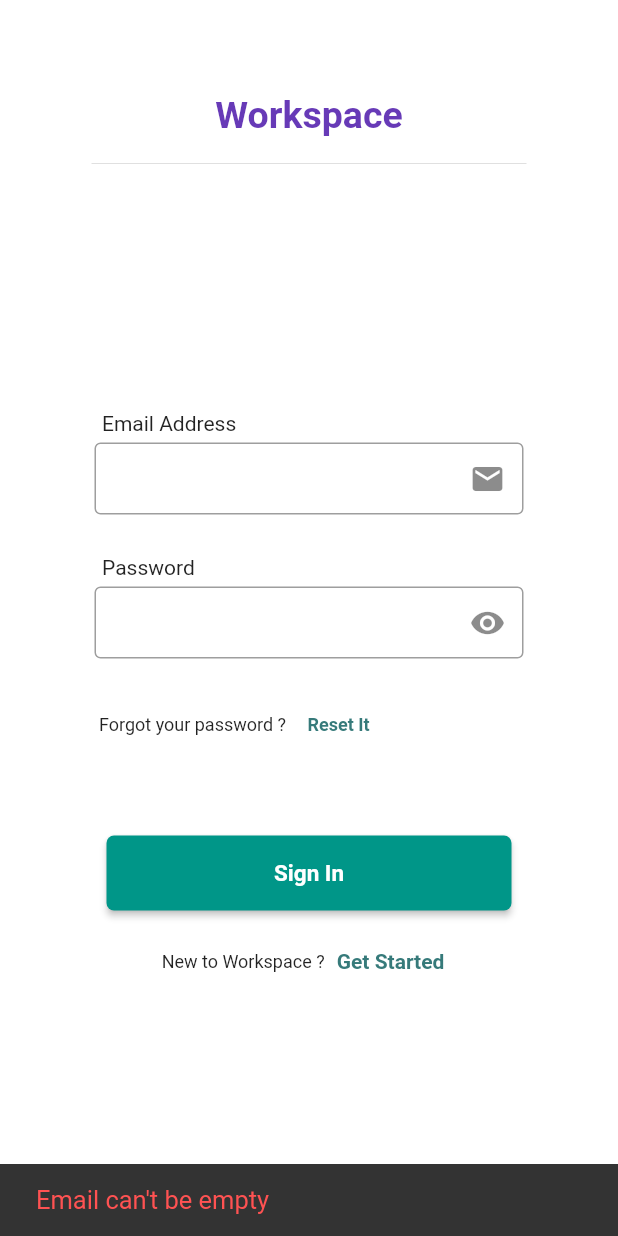
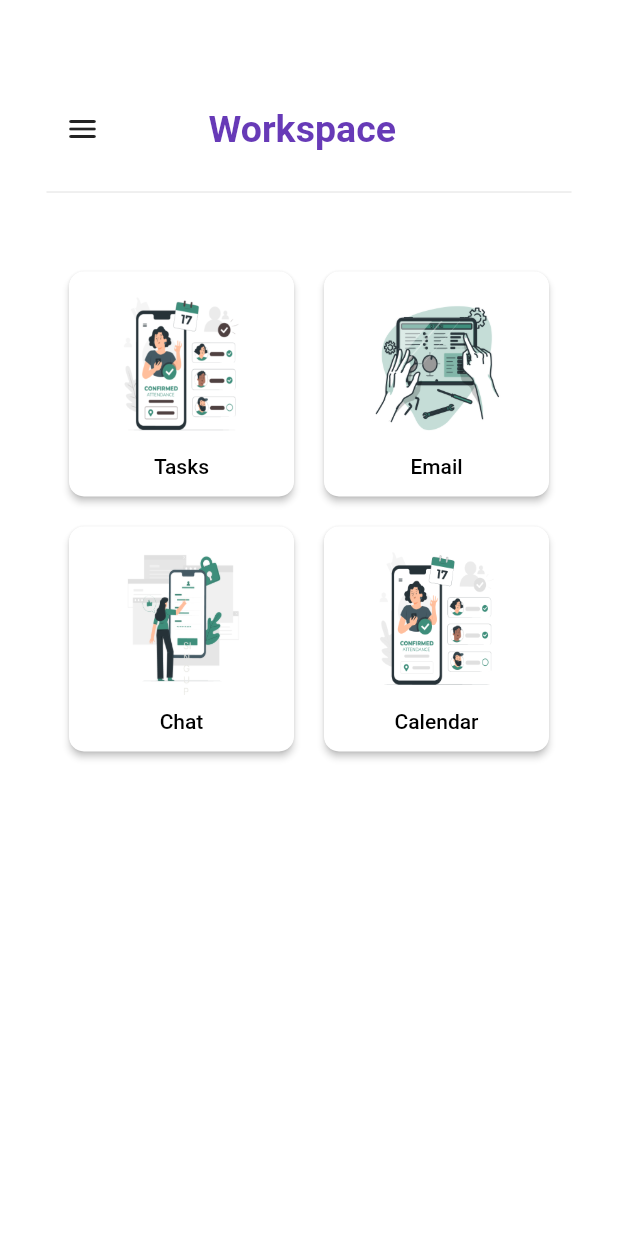
Before and after one commit to CBS-Developments/Task-Mobile, a Flutter app: the screen it shows after launch, after a tap on "Sign In", on a phone screen of 412 x 824 dp. Run offline on Flutter 3.47's test engine with Material 2 defaults, Android fonts, the light colour scheme and no system bars; our stand-ins replace shared_preferences.

Commit message:
User dash UI done

```diff
--- /dev/null
+++ b/task_mobile/lib/dashboards/dashUser.dart
@@ -0,0 +1,148 @@
+import 'package:flutter/material.dart';
+import 'package:task_mobile/dashboards/dashadmin.dart';
+
+import '../methods/sizes.dart';
+
+class DashboardPageUser extends StatefulWidget {
+  final List<String> containerTexts = [
+    'Tasks',
+    'Email',
+    'Chat',
+    'Calendar',
+  ];
+
+  final List<String> imagePaths = [
+    'images/task.png',
+    'images/email.png',
+    'images/chat.png',
+    'images/cal.png',
+  ];
+
+  DashboardPageUser({Key? key}) : super(key: key);
+
+  @override
+  State<DashboardPageUser> createState() => _DashboardPageUserState();
+}
+
+class _DashboardPageUserState extends State<DashboardPageUser> {
+  void _handleContainer0Pressed(BuildContext context) {
+    Navigator.push(
+      context,
+      MaterialPageRoute(builder: (context) => DashboardPageAdmin()),
+    );
+  }
+
+  void _handleContainer1Pressed(BuildContext context) {
+    // Add your code for handling the second container button press here.
+  }
+
+  void _handleContainer2Pressed(BuildContext context) {
+    // Add your code for handling the third container button press here.
+  }
+
+  void _handleContainer3Pressed(BuildContext context) {
+    // Add your code for handling the fourth container button press here.
+  }
+
+  Widget _buildContainer(int index, BuildContext context) {
+    return Container(
+      margin: const EdgeInsets.all(10.0),
+      child: MaterialButton(
+        onPressed: () {
+          switch (index) {
+            case 0:
+              _handleContainer0Pressed(context);
+              break;
+            case 1:
+              _handleContainer1Pressed(context);
+              break;
+            case 2:
+              _handleContainer2Pressed(context);
+              break;
+            case 3:
+              _handleContainer3Pressed(context);
+              break;
+          }
+        },
+        shape: RoundedRectangleBorder(
+          borderRadius: BorderRadius.circular(10.0),
+        ),
+        elevation: 2.0,
+        color: Colors.white,
+        textColor: Colors.black,
+        child: Column(
+          mainAxisAlignment: MainAxisAlignment.center,
+          children: [
+            Image.asset(
+              widget.imagePaths[index],
+              width: 130.0,
+              height: 100.0,
+            ),
+            const SizedBox(height: 10.0),
+            Text(
+              widget.containerTexts[index],
+              style: const TextStyle(fontSize: 14.0),
+            ),
+          ],
+        ),
+      ),
+    );
+  }
+
+  @override
+  Widget build(BuildContext context) {
+    return Scaffold(
+      body: ListView(
+        children: [
+          Container(
+            color: Colors.white,
+            width: getPageWidth(context),
+            height: getPageHeight(context),
+            child: Center(
+              child: Container(
+                width: 350,
+                height: 700,
+                color: Colors.white,
+                child: Column(
+                  children: [
+                    Row(
+                      children: [
+                        IconButton(onPressed: () {}, icon: const Icon(Icons.menu_rounded)),
+                        const SizedBox(width: 60),
+                        const Text(
+                          'Workspace',
+                          style: TextStyle(
+                            fontSize: 25,
+                            fontWeight: FontWeight.bold,
+                            color: Colors.deepPurple,
+                          ),
+                        ),
+                      ],
+                    ),
+                    const SizedBox(
+                      height: 10,
+                    ),
+                    const Divider(),
+                    const SizedBox(
+                      height: 30,
+                    ),
+                    Container(
+                      padding: const EdgeInsets.all(5.0),
+                      child: GridView.count(
+                        crossAxisCount: 2,
+                        shrinkWrap: true,
+                        children: List.generate(4, (index) {
+                          return _buildContainer(index, context);
+                        }),
+                      ),
+                    ),
+                  ],
+                ),
+              ),
+            ),
+          ),
+        ],
+      ),
+    );
+  }
+}
--- a/task_mobile/lib/main.dart
+++ b/task_mobile/lib/main.dart
@@ -1,6 +1,6 @@
 import 'package:flutter/material.dart';
 import 'package:shared_preferences/shared_preferences.dart';
-import 'package:task_mobile/pages/dashMain.dart';
+import 'package:task_mobile/dashboards/dashMain.dart';
 import 'package:task_mobile/pages/loginPage.dart';
 
 void main() async {
--- a/task_mobile/lib/pages/loginPage.dart
+++ b/task_mobile/lib/pages/loginPage.dart
@@ -5,9 +5,10 @@ import 'package:shared_preferences/shared_preferences.dart';
 import 'package:task_mobile/components/textField.dart';
 import 'package:task_mobile/methods/sizes.dart';
 import 'package:http/http.dart' as http;
-import 'package:task_mobile/pages/dashMain.dart';
+import 'package:task_mobile/dashboards/dashMain.dart';
 
 import '../components/test.dart';
+import '../dashboards/dashUser.dart';
 import '../methods/colors.dart';
 import 'createAccount.dart';
 
@@ -166,7 +167,11 @@ class _LoginPageState extends State<LoginPage> {
                     padding: const EdgeInsets.fromLTRB(10, 0, 10, 0),
                     child: ElevatedButton(
                       onPressed: () {
-                        login(context);
+                        Navigator.push(
+                          context,
+                          MaterialPageRoute(
+                              builder: (context) => DashboardPageUser()),
+                        );
                       },
                       style: ElevatedButton.styleFrom(
                         foregroundColor: AppColor.loginF,
--- a/task_mobile/pubspec.yaml
+++ b/task_mobile/pubspec.yaml
@@ -62,8 +62,8 @@ flutter:
   uses-material-design: true
 
   # To add assets to your application, add an assets section, like this:
-  # assets:
-  #   - images/a_dot_burr.jpeg
+  assets:
+    - images/
   #   - images/a_dot_ham.jpeg
 
   # An image asset can refer to one or more resolution-specific "variants", see
```
Also changed, not shown: task_mobile/lib/dashboards/dashMain.dart (added, +50 -0 lines), task_mobile/lib/dashboards/dashadmin.dart (added, +15 -0 lines), task_mobile/lib/pages/dashMain.dart (deleted, +0 -15 lines), task_mobile/images/cal.png (added), task_mobile/images/chat.png (added), task_mobile/images/email.png (added), task_mobile/images/task.png (added).
